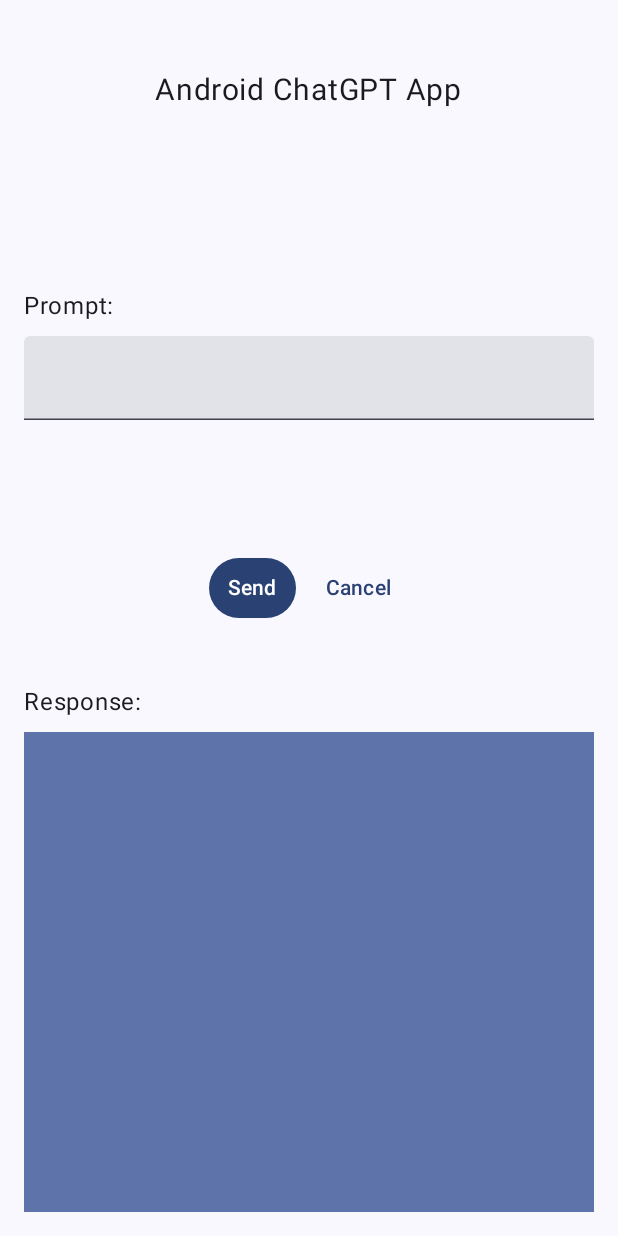
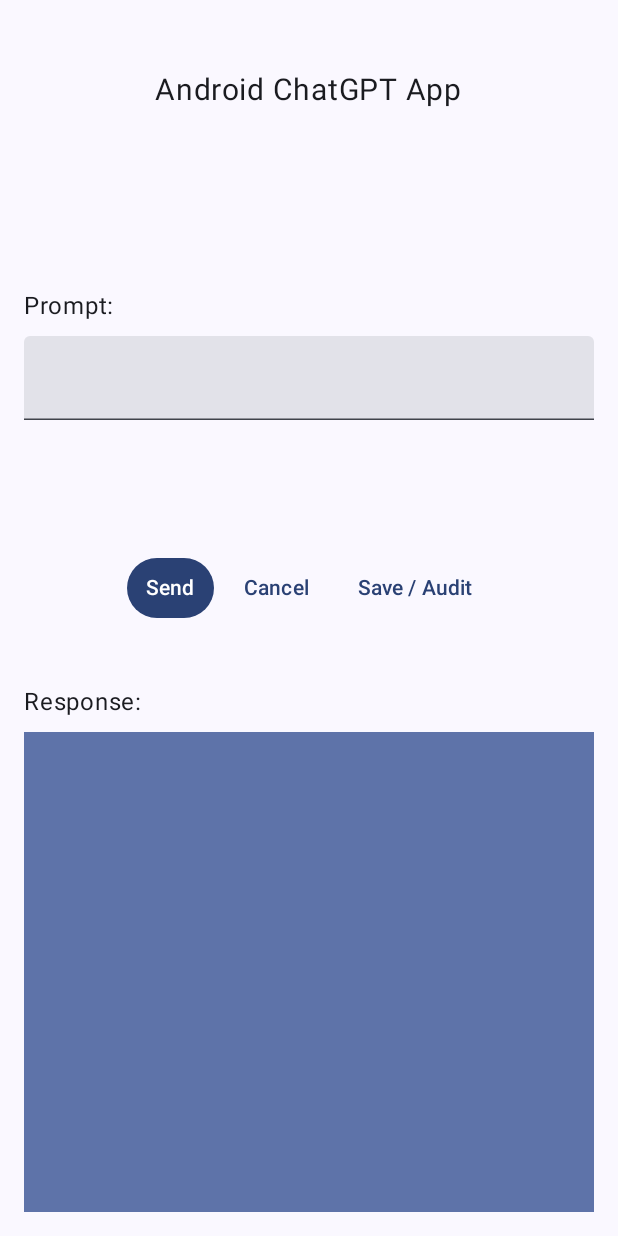
Before and after one commit to theGeekyLad/cmpe277-assignment-1, an Android app built with Jetpack Compose: the screen it shows after launch (Assignment3), after a tap on "Assignment - 3", on a phone screen of 412 x 824 dp. Run offline under Robolectric (Android 15) with nearby library versions, the phone set to English and light mode, and no system bars.

Commit message:
Finalized assignment-5

```diff
--- a/android/app/src/main/AndroidManifest.xml
+++ b/android/app/src/main/AndroidManifest.xml
@@ -20,6 +20,9 @@
         android:supportsRtl="true"
         android:theme="@style/Theme.CMPE277_1"
         tools:targetApi="31">
+        <activity
+            android:name=".Assignment5"
+            android:exported="false" />
         <activity
             android:name=".Assignment1"
             android:exported="false" />
--- a/android/app/src/main/java/com/thegeekylad/cmpe277_1/Assignment3.kt
+++ b/android/app/src/main/java/com/thegeekylad/cmpe277_1/Assignment3.kt
@@ -2,6 +2,7 @@
 
 import android.os.AsyncTask
 import android.os.Bundle
+import android.widget.Toast
 import androidx.activity.ComponentActivity
 import androidx.activity.compose.setContent
 import androidx.compose.foundation.layout.Arrangement
@@ -107,6 +108,17 @@
                             ) {
                                 Text(text = "Cancel")
                             }
+                            TextButton(
+                                onClick = {
+                                    Toast.makeText(
+                                        applicationContext,
+                                        "Saved in SQL!",
+                                        Toast.LENGTH_LONG
+                                    ).show()
+                                }
+                            ) {
+                                Text(text = "Save / Audit")
+                            }
                         }
                         Column(
                             modifier = Modifier.weight(4f, true),
@@ -174,7 +186,7 @@
     }
 
     interface OpenApiService {
-        @Headers("Authorization: Bearer <api_key>")  // TODO paste openai api key
+        @Headers("Authorization: Bearer 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")  // TODO paste openai api key
         @POST("chat/completions")
         fun prompt(@Body requestPrompt: RequestPrompt): Call<ResponseChatCompletions>
 
--- a/android/app/src/main/java/com/thegeekylad/cmpe277_1/MainActivity.kt
+++ b/android/app/src/main/java/com/thegeekylad/cmpe277_1/MainActivity.kt
@@ -95,6 +95,22 @@
                                 Text("Assignment - 3")
                             }
                         }
+                        Column(
+                            verticalArrangement = Arrangement.Center,
+                            modifier = Modifier.weight(1f, true)
+                        ) {
+                            TextButton(
+                                onClick = {
+                                    val intent = Intent(applicationContext, Assignment5::class.java).apply {
+                                        addFlags(Intent.FLAG_ACTIVITY_NEW_TASK)
+                                    }
+                                    applicationContext.startActivity(intent)
+                                },
+                                colors = ButtonDefaults.buttonColors()
+                            ) {
+                                Text("Assignment - 5")
+                            }
+                        }
                     }
                 }
             }
--- a/android/build.gradle
+++ b/android/build.gradle
@@ -1,6 +1,6 @@
 // Top-level build file where you can add configuration options common to all sub-projects/modules.
 plugins {
-    id 'com.android.application' version '8.0.1' apply false
-    id 'com.android.library' version '8.0.1' apply false
+    id 'com.android.application' version '8.1.2' apply false
+    id 'com.android.library' version '8.1.2' apply false
     id 'org.jetbrains.kotlin.android' version '1.7.20' apply false
 }
```
Also changed, not shown: android/app/src/main/java/com/thegeekylad/cmpe277_1/Assignment5.kt (added, +85 -0 lines), 1 other file.
